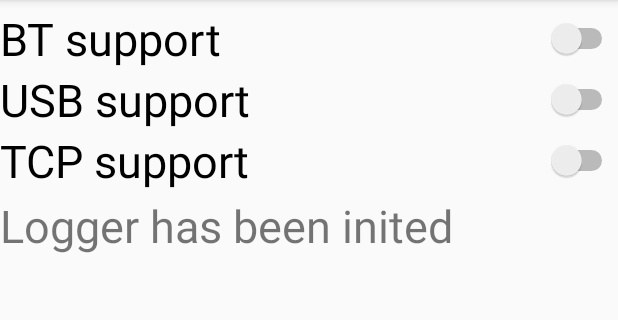
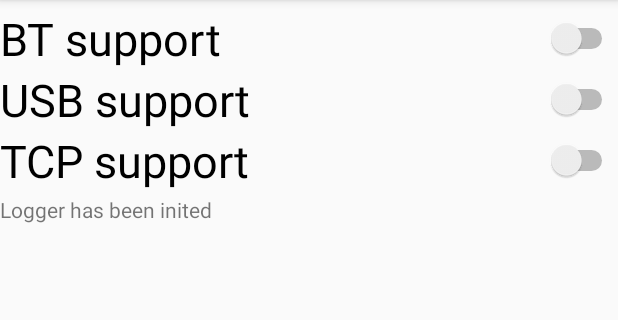
Before and after one commit to KVGrygoriev/AndroidTransportInvestigator, an Android app: the screen it shows after launch (MainActivity), on a phone screen of 412 x 824 dp, the part 84-404 px from its top. Run offline under Robolectric (Android 15) with nearby library versions, the phone set to English and light mode, and no system bars.

```diff
--- a/app/src/main/java/just/application/androidtransportinvestigator/MainActivity.java
+++ b/app/src/main/java/just/application/androidtransportinvestigator/MainActivity.java
@@ -1,13 +1,55 @@
 package just.application.androidtransportinvestigator;
+
+import just.application.androidtransportinvestigator.Logger;
 
 import android.support.v7.app.AppCompatActivity;
 import android.os.Bundle;
+import android.util.Log;
+import android.widget.CompoundButton;
+import android.widget.Switch;
+import android.widget.TextView;
 
 public class MainActivity extends AppCompatActivity {
+
+    private static final String TAG = "MainActivity";
+
+    Switch swtchBtSupport, swtchUsbSupport, swtchTcpSupport;
+    TextView logger;
 
     @Override
     protected void onCreate(Bundle savedInstanceState) {
         super.onCreate(savedInstanceState);
         setContentView(R.layout.activity_main);
+
+        swtchBtSupport = (Switch) findViewById(R.id.swtchBtSupport);
+        swtchUsbSupport = (Switch) findViewById(R.id.swtchUsbSupport);
+        swtchTcpSupport = (Switch) findViewById(R.id.swtchTcpSupport);
+
+        logger = (TextView) findViewById(R.id.loggerDisplay);
+
+        registerListener();
+    }
+
+    private void registerListener() {
+        swtchBtSupport.setOnCheckedChangeListener(new CompoundButton.OnCheckedChangeListener() {
+            @Override
+            public void onCheckedChanged(CompoundButton buttonView, boolean isChecked) {
+                Logger.Debug(logger, TAG, buttonView.getText() + " got state " + (isChecked ? "CHECKED" : "UNCHECKED"));
+            }
+        });
+
+        swtchUsbSupport.setOnCheckedChangeListener(new CompoundButton.OnCheckedChangeListener() {
+            @Override
+            public void onCheckedChanged(CompoundButton buttonView, boolean isChecked) {
+                Logger.Debug(logger, TAG, buttonView.getText() + " got state " + (isChecked ? "CHECKED" : "UNCHECKED"));
+            }
+        });
+
+        swtchTcpSupport.setOnCheckedChangeListener(new CompoundButton.OnCheckedChangeListener() {
+            @Override
+            public void onCheckedChanged(CompoundButton buttonView, boolean isChecked) {
+                Logger.Debug(logger, TAG, buttonView.getText() + " got state " + (isChecked ? "CHECKED" : "UNCHECKED"));
+            }
+        });
     }
 }
--- a/app/src/main/res/layout/activity_main.xml
+++ b/app/src/main/res/layout/activity_main.xml
@@ -52,9 +52,9 @@
         android:layout_height="wrap_content">
 
         <TextView
+            android:id="@+id/loggerDisplay"
             android:layout_width="match_parent"
             android:layout_height="wrap_content"
-            android:textSize="30sp"
             android:layout_marginTop="130dp"
             android:text="@string/loggerInit"/>
 
--- a/app/src/main/res/values/strings.xml
+++ b/app/src/main/res/values/strings.xml
@@ -5,6 +5,6 @@
     <string name="swtchBtSupport">BT support</string>
     <string name="swtchTcpSupport">TCP support</string>
 
-    <string name="loggerInit">Logger has been inited</string>
+    <string name="loggerInit">Logger has been inited\n</string>
 
 </resources>
```
